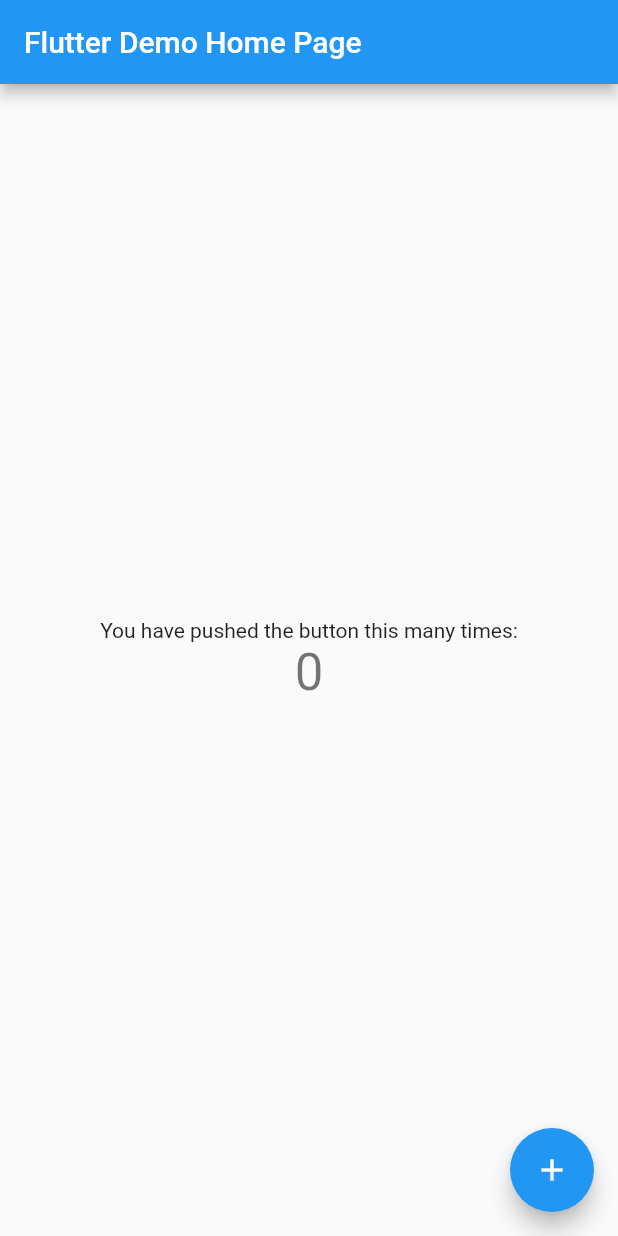
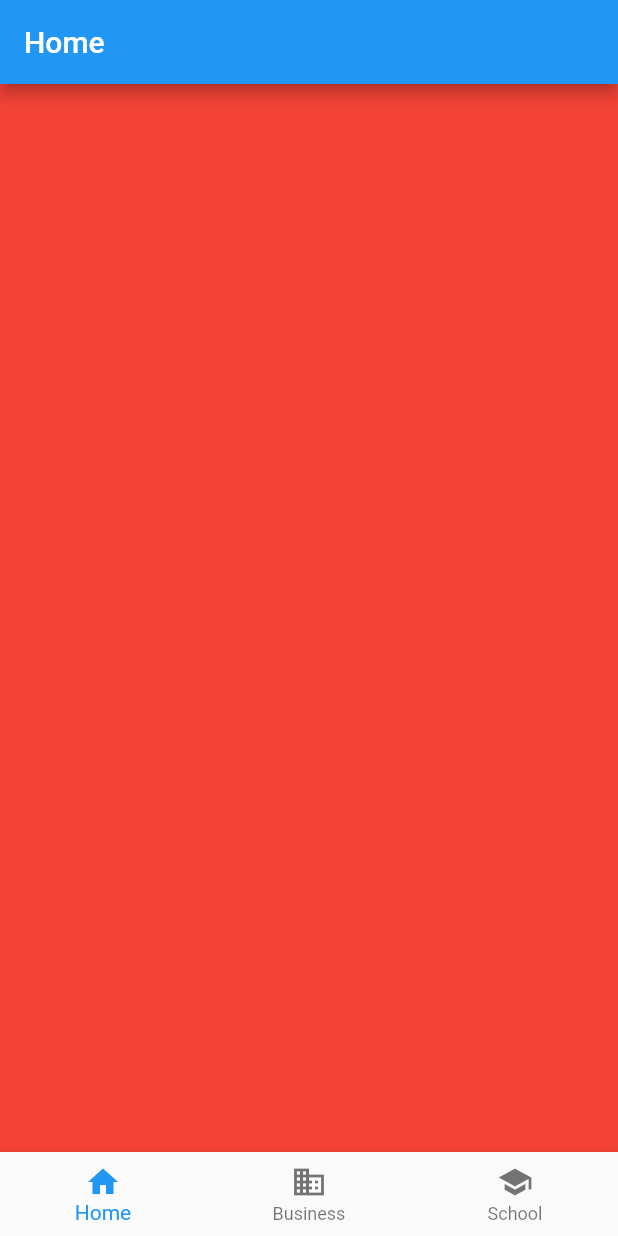
Before and after one commit to vantruong1094/ui-flutter, a Flutter app: the screen it shows after launch, on a phone screen of 412 x 824 dp. Run offline on Flutter 3.47's test engine with Material 2 defaults, Android fonts, the phone set to English and light mode, and no system bars.

```diff
--- a/demo_ui_flutter/lib/main.dart
+++ b/demo_ui_flutter/lib/main.dart
@@ -1,3 +1,4 @@
+import 'package:demo_ui_flutter/src/home_page.dart';
 import 'package:flutter/material.dart';
 
 void main() => runApp(MyApp());
@@ -7,105 +8,12 @@ class MyApp extends StatelessWidget {
   @override
   Widget build(BuildContext context) {
     return MaterialApp(
+      debugShowCheckedModeBanner: false,
       title: 'Flutter Demo',
       theme: ThemeData(
-        // This is the theme of your application.
-        //
-        // Try running your application with "flutter run". You'll see the
-        // application has a blue toolbar. Then, without quitting the app, try
-        // changing the primarySwatch below to Colors.green and then invoke
-        // "hot reload" (press "r" in the console where you ran "flutter run",
-        // or simply save your changes to "hot reload" in a Flutter IDE).
-        // Notice that the counter didn't reset back to zero; the application
-        // is not restarted.
         primarySwatch: Colors.blue,
       ),
-      home: MyHomePage(title: 'Flutter Demo Home Page'),
+      home: HomePageApp(),
     );
   }
 }
-
-class MyHomePage extends StatefulWidget {
-  MyHomePage({Key key, this.title}) : super(key: key);
-
-  // This widget is the home page of your application. It is stateful, meaning
-  // that it has a State object (defined below) that contains fields that affect
-  // how it looks.
-
-  // This class is the configuration for the state. It holds the values (in this
-  // case the title) provided by the parent (in this case the App widget) and
-  // used by the build method of the State. Fields in a Widget subclass are
-  // always marked "final".
-
-  final String title;
-
-  @override
-  _MyHomePageState createState() => _MyHomePageState();
-}
-
-class _MyHomePageState extends State<MyHomePage> {
-  int _counter = 0;
-
-  void _incrementCounter() {
-    setState(() {
-      // This call to setState tells the Flutter framework that something has
-      // changed in this State, which causes it to rerun the build method below
-      // so that the display can reflect the updated values. If we changed
-      // _counter without calling setState(), then the build method would not be
-      // called again, and so nothing would appear to happen.
-      _counter++;
-    });
-  }
-
-  @override
-  Widget build(BuildContext context) {
-    // This method is rerun every time setState is called, for instance as done
-    // by the _incrementCounter method above.
-    //
-    // The Flutter framework has been optimized to make rerunning build methods
-    // fast, so that you can just rebuild anything that needs updating rather
-    // than having to individually change instances of widgets.
-    return Scaffold(
-      appBar: AppBar(
-        // Here we take the value from the MyHomePage object that was created by
-        // the App.build method, and use it to set our appbar title.
-        title: Text(widget.title),
-      ),
-      body: Center(
-        // Center is a layout widget. It takes a single child and positions it
-        // in the middle of the parent.
-        child: Column(
-          // Column is also layout widget. It takes a list of children and
-          // arranges them vertically. By default, it sizes itself to fit its
-          // children horizontally, and tries to be as tall as its parent.
-          //
-          // Invoke "debug painting" (press "p" in the console, choose the
-          // "Toggle Debug Paint" action from the Flutter Inspector in Android
-          // Studio, or the "Toggle Debug Paint" command in Visual Studio Code)
-          // to see the wireframe for each widget.
-          //
-          // Column has various properties to control how it sizes itself and
-          // how it positions its children. Here we use mainAxisAlignment to
-          // center the children vertically; the main axis here is the vertical
-          // axis because Columns are vertical (the cross axis would be
-          // horizontal).
-          mainAxisAlignment: MainAxisAlignment.center,
-          children: <Widget>[
-            Text(
-              'You have pushed the button this many times:',
-            ),
-            Text(
-              '$_counter',
-              style: Theme.of(context).textTheme.display1,
-            ),
-          ],
-        ),
-      ),
-      floatingActionButton: FloatingActionButton(
-        onPressed: _incrementCounter,
-        tooltip: 'Increment',
-        child: Icon(Icons.add),
-      ), // This trailing comma makes auto-formatting nicer for build methods.
-    );
-  }
-}
--- /dev/null
+++ b/demo_ui_flutter/lib/src/business_page_item.dart
@@ -0,0 +1,13 @@
+
+import 'package:flutter/material.dart';
+
+class BusinessPageItem extends StatelessWidget {
+  const BusinessPageItem({Key key}) : super(key: key);
+
+  @override
+  Widget build(BuildContext context) {
+    return Container(
+      color: Colors.green,
+    );
+  }
+}
--- /dev/null
+++ b/demo_ui_flutter/lib/src/home_page.dart
@@ -0,0 +1,76 @@
+// Flutter code sample for material.BottomNavigationBar.1
+
+// This example shows a [BottomNavigationBar] as it is used within a [Scaffold]
+// widget. The [BottomNavigationBar] has three [BottomNavigationBarItem]
+// widgets and the [currentIndex] is set to index 0. The selected item is
+// amber. The `_onItemTapped` function changes the selected item's index
+// and displays a corresponding message in the center of the [Scaffold].
+//
+// ![A scaffold with a bottom navigation bar containing three bottom navigation
+// bar items. The first one is selected.](https://flutter.github.io/assets-for-api-docs/assets/material/bottom_navigation_bar.png)
+
+import 'package:demo_ui_flutter/src/business_page_item.dart';
+import 'package:flutter/material.dart';
+import 'package:demo_ui_flutter/src/home_page_item.dart';
+import 'package:demo_ui_flutter/src/school_page_item.dart';
+
+class HomePageApp extends StatefulWidget {
+  HomePageApp({Key key}) : super(key: key);
+
+  @override
+  _HomePageAppState createState() => _HomePageAppState();
+}
+
+class _HomePageAppState extends State<HomePageApp> {
+  int _selectedIndex = 0;
+  var listPageItem = new List<Widget>();
+  var listTitleAppBar = ["Home", "Business", "School"];
+
+  @override
+  void initState() {
+    super.initState();
+
+    listPageItem.add(HomePageItem());
+    listPageItem.add(BusinessPageItem());
+    listPageItem.add(SchoolPageItem());
+  }
+
+  @override
+  Widget build(BuildContext context) {
+    return Scaffold(
+      appBar: AppBar(
+        title: Text('${listTitleAppBar[_selectedIndex]}'),
+      ),
+      body: Center(
+        child: listPageItem[_selectedIndex],
+      ),
+      bottomNavigationBar: _buildBottomNavigationBar(),
+    );
+  }
+
+  Widget _buildBottomNavigationBar() => BottomNavigationBar(
+        items: const <BottomNavigationBarItem>[
+          BottomNavigationBarItem(
+            icon: Icon(Icons.home),
+            title: Text('Home'),
+          ),
+          BottomNavigationBarItem(
+            icon: Icon(Icons.business),
+            title: Text('Business'),
+          ),
+          BottomNavigationBarItem(
+            icon: Icon(Icons.school),
+            title: Text('School'),
+          ),
+        ],
+        currentIndex: _selectedIndex,
+        onTap: _onItemTapped,
+      );
+
+
+  void _onItemTapped(int index) {
+    setState(() {
+      _selectedIndex = index;
+    });
+  }
+}
--- /dev/null
+++ b/demo_ui_flutter/lib/src/home_page_item.dart
@@ -0,0 +1,13 @@
+
+import 'package:flutter/material.dart';
+
+class HomePageItem extends StatelessWidget {
+  const HomePageItem({Key key}) : super(key: key);
+
+  @override
+  Widget build(BuildContext context) {
+    return Container(
+      color: Colors.red,
+    );
+  }
+}
--- /dev/null
+++ b/demo_ui_flutter/lib/src/school_page_item.dart
@@ -0,0 +1,13 @@
+
+import 'package:flutter/material.dart';
+
+class SchoolPageItem extends StatelessWidget {
+  const SchoolPageItem({Key key}) : super(key: key);
+
+  @override
+  Widget build(BuildContext context) {
+    return Container(
+      color: Colors.orange,
+    );
+  }
+}
```
Also changed, not shown: 2 other files.
